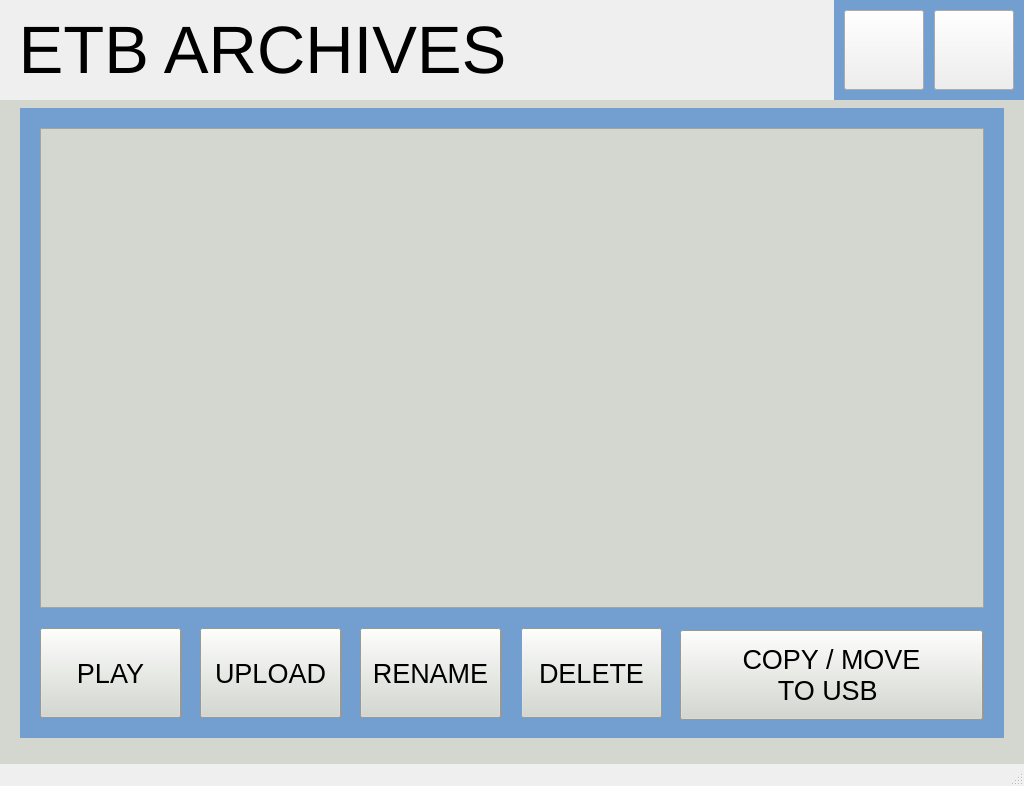
The window that etbarchivewindow.ui (kartikeya8973/emu_hmi_app) describes before a commit, drawn with Qt 5.
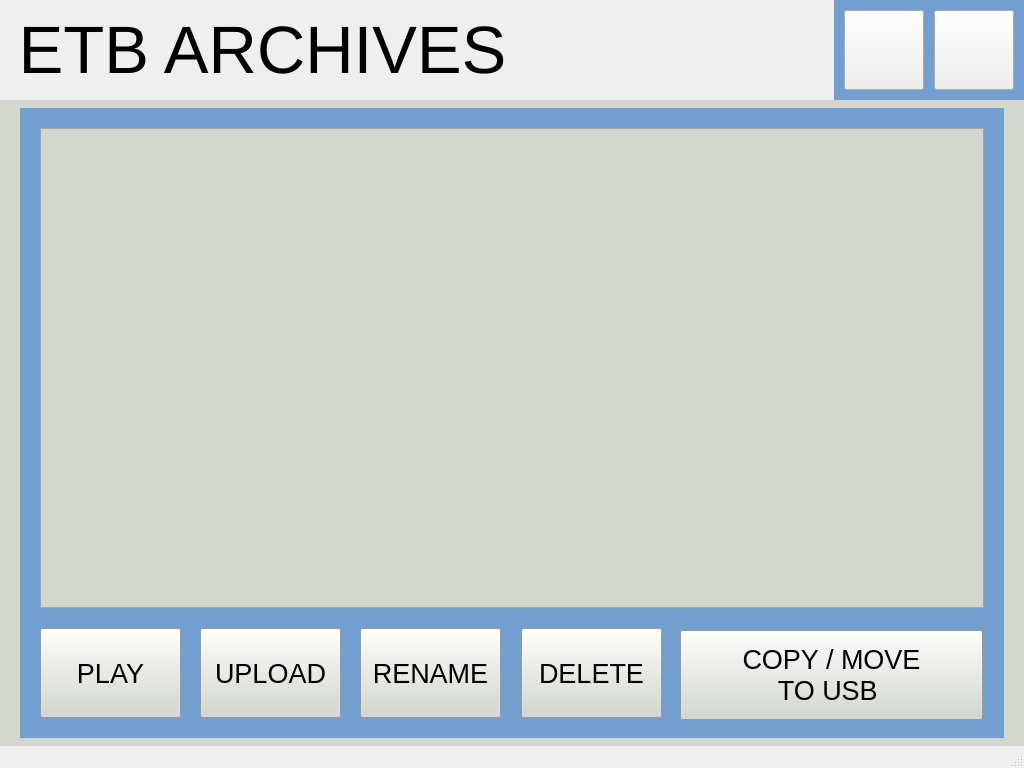
The same window after the commit. Icons and pictures are not drawn.

Diff of the .ui file:
```diff
--- a/etbarchivewindow.ui
+++ b/etbarchivewindow.ui
@@ -7,7 +7,7 @@
     <x>0</x>
     <y>0</y>
     <width>1024</width>
-    <height>786</height>
+    <height>768</height>
    </rect>
   </property>
   <property name="windowTitle">
@@ -38,7 +38,7 @@
       <x>0</x>
       <y>100</y>
       <width>1024</width>
-      <height>686</height>
+      <height>666</height>
      </rect>
     </property>
     <property name="styleSheet">
```
